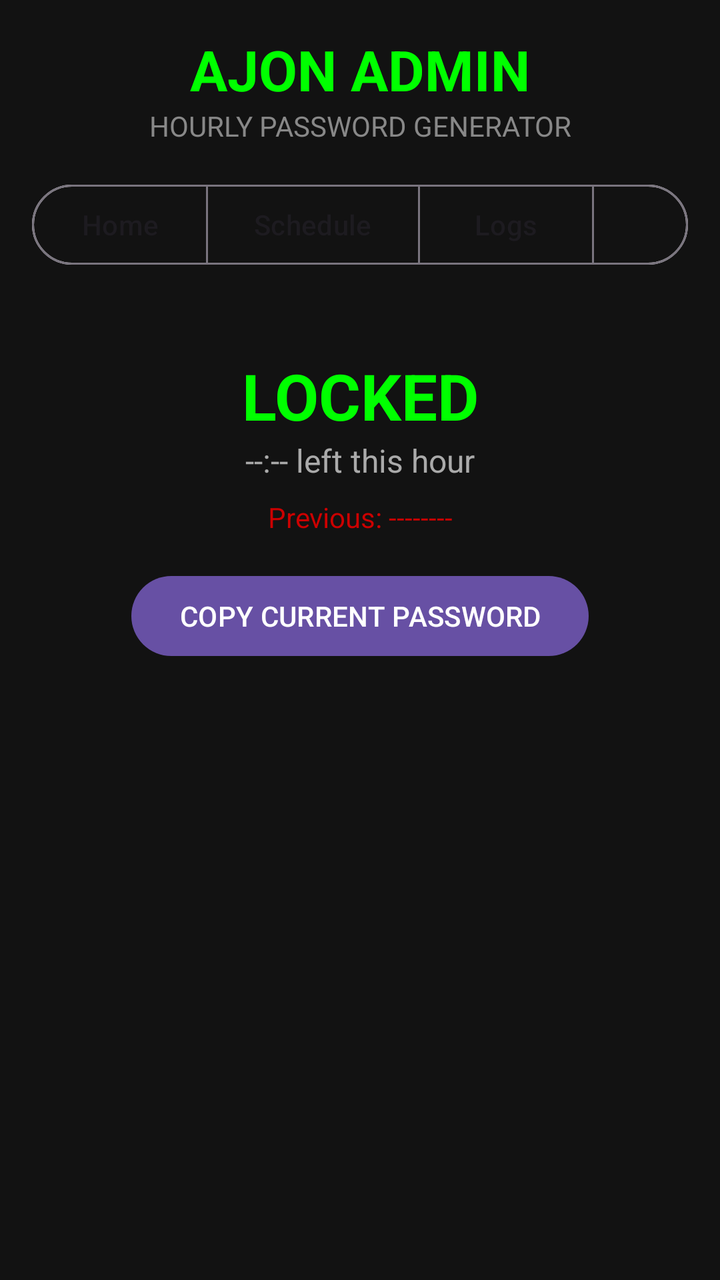
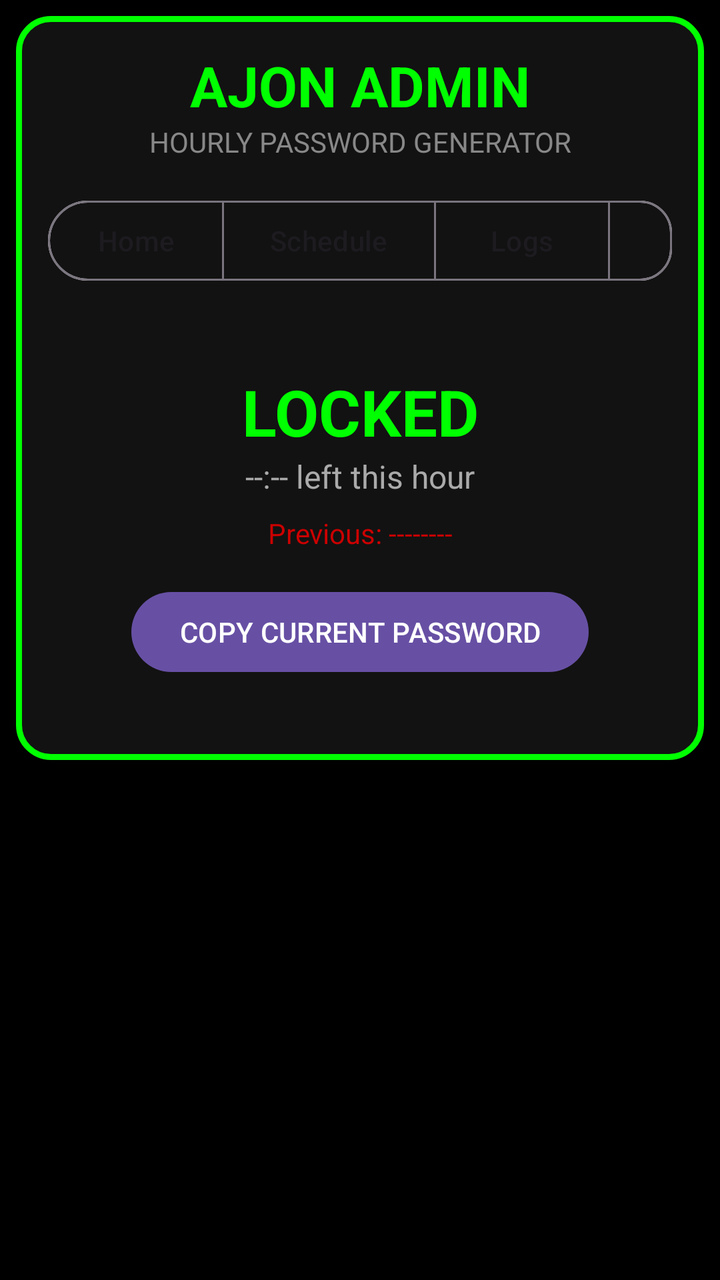

Two renders of the same Android screen: before a commit and after it. Below are the layout's source before the change and the commit's diff.
<!-- AndroidManifest.xml: application theme Theme.Material3.DayNight.NoActionBar -->
<!-- res/layout/activity_main.xml -->
<?xml version="1.0" encoding="utf-8"?>
<ScrollView xmlns:android="http://schemas.android.com/apk/res/android"
    xmlns:app="http://schemas.android.com/apk/res-auto"
    android:layout_width="match_parent"
    android:layout_height="match_parent"
    android:background="#121212">

    <LinearLayout
        android:layout_width="match_parent"
        android:layout_height="wrap_content"
        android:orientation="vertical"
        android:padding="16dp">

        
        <TextView
            android:layout_width="match_parent"
            android:layout_height="wrap_content"
            android:text="AJON ADMIN"
            android:textColor="#00FF00"
            android:textSize="28sp"
            android:textStyle="bold"
            android:gravity="center" />

        <TextView
            android:layout_width="match_parent"
            android:layout_height="wrap_content"
            android:text="HOURLY PASSWORD GENERATOR"
            android:textColor="#888888"
            android:textSize="14sp"
            android:gravity="center"
            android:layout_marginBottom="16dp" />

        
        <com.google.android.material.button.MaterialButtonToggleGroup
            android:id="@+id/toggleGroup"
            android:layout_width="match_parent"
            android:layout_height="wrap_content"
            android:layout_marginBottom="16dp"
            app:singleSelection="true"
            app:selectionRequired="true">

            <Button
                android:id="@+id/btnTabHome"
                style="?attr/materialButtonOutlinedStyle"
                android:layout_width="wrap_content"
                android:layout_height="wrap_content"
                android:text="Home" />

            <Button
                android:id="@+id/btnTabSchedule"
                style="?attr/materialButtonOutlinedStyle"
                android:layout_width="wrap_content"
                android:layout_height="wrap_content"
                android:text="Schedule" />

            <Button
                android:id="@+id/btnTabLogs"
                style="?attr/materialButtonOutlinedStyle"
                android:layout_width="wrap_content"
                android:layout_height="wrap_content"
                android:text="Logs" />

            <Button
                android:id="@+id/btnTabAdmin"
                style="?attr/materialButtonOutlinedStyle"
                android:layout_width="wrap_content"
                android:layout_height="wrap_content"
                android:text="Admin" />
        </com.google.android.material.button.MaterialButtonToggleGroup>

        
        <LinearLayout
            android:id="@+id/llHomeContent"
            android:layout_width="match_parent"
            android:layout_height="wrap_content"
            android:orientation="vertical"
            android:gravity="center">

            <TextView
                android:id="@+id/tvCurrentPassword"
                android:layout_width="match_parent"
                android:layout_height="wrap_content"
                android:text="LOCKED"
                android:textColor="#00FF00"
                android:textSize="32sp"
                android:textStyle="bold"
                android:gravity="center"
                android:layout_marginTop="24dp"/>

            <TextView
                android:id="@+id/tvCountdown"
                android:layout_width="match_parent"
                android:layout_height="wrap_content"
                android:text="--:-- left this hour"
                android:textColor="#AAAAAA"
                android:textSize="16sp"
                android:gravity="center"
                android:layout_marginBottom="8dp" />

            <TextView
                android:id="@+id/tvPastPassword"
                android:layout_width="match_parent"
                android:layout_height="wrap_content"
                android:text="Previous: --------"
                android:textColor="#CC0000"
                android:textSize="14sp"
                android:gravity="center"
                android:layout_marginBottom="16dp" />

            <Button
                android:id="@+id/btnCopyCurrent"
                android:layout_width="wrap_content"
                android:layout_height="wrap_content"
                android:text="COPY CURRENT PASSWORD"
                android:layout_gravity="center"
                android:layout_marginBottom="24dp" />
        </LinearLayout>

        
        <LinearLayout
            android:id="@+id/llScheduleContent"
            android:layout_width="match_parent"
            android:layout_height="wrap_content"
            android:orientation="vertical"
            android:visibility="gone">

            <LinearLayout
                android:id="@+id/llPasswordList"
                android:layout_width="match_parent"
                android:layout_height="wrap_content"
                android:orientation="vertical" />
        </LinearLayout>

        
        <LinearLayout
            android:id="@+id/llLogsContent"
            android:layout_width="match_parent"
            android:layout_height="wrap_content"
            android:orientation="vertical"
            android:visibility="gone">

            <TextView
                android:id="@+id/tvTotalMoney"
                android:layout_width="match_parent"
                android:layout_height="wrap_content"
                android:text="Total Received: UGX 0"
                android:textColor="#00FF00"
                android:textSize="20sp"
                android:textStyle="bold"
                android:gravity="center"
                android:layout_marginBottom="16dp" />

            <LinearLayout
                android:id="@+id/llTransactionLog"
                android:layout_width="match_parent"
                android:layout_height="wrap_content"
                android:orientation="vertical" />
        </LinearLayout>

        
        <LinearLayout
            android:id="@+id/llAdminContent"
            android:layout_width="match_parent"
            android:layout_height="wrap_content"
            android:orientation="vertical"
            android:gravity="center"
            android:visibility="gone">

            <TextView
                android:layout_width="match_parent"
                android:layout_height="wrap_content"
                android:text="Admin Panel"
                android:textColor="#FFFFFF"
                android:textSize="20sp"
                android:gravity="center"
                android:layout_marginBottom="16dp" />

            <EditText
                android:id="@+id/etAdminPin"
                android:layout_width="match_parent"
                android:layout_height="wrap_content"
                android:hint="Enter Admin PIN"
                android:inputType="textPassword"
                android:textColor="#FFFFFF"
                android:textColorHint="#888888"
                android:gravity="center"
                android:layout_marginBottom="16dp" />

            <Button
                android:id="@+id/btnUnlockAdmin"
                android:layout_width="wrap_content"
                android:layout_height="wrap_content"
                android:text="UNLOCK ADMIN" />

            <TextView
                android:id="@+id/tvAdminStatus"
                android:layout_width="match_parent"
                android:layout_height="wrap_content"
                android:text="Status: Locked"
                android:textColor="#FF4444"
                android:textSize="16sp"
                android:gravity="center"
                android:layout_marginTop="16dp" />

            <Button
                android:id="@+id/btnStart"
                android:layout_width="match_parent"
                android:layout_height="wrap_content"
                android:text="START 24/7 ACTIVATOR"
                android:textSize="18sp"
                android:layout_marginTop="24dp" />
        </LinearLayout>

    </LinearLayout>
</ScrollView>
<!-- resources referenced by this layout -->
<resources>

</resources>

<!-- the commit's change to res/layout/activity_main.xml (unified diff, before → after) -->
@@ -3,13 +3,15 @@
     xmlns:app="http://schemas.android.com/apk/res-auto"
     android:layout_width="match_parent"
     android:layout_height="match_parent"
-    android:background="#121212">
+    android:background="#000000">
 
     <LinearLayout
         android:layout_width="match_parent"
         android:layout_height="wrap_content"
         android:orientation="vertical"
-        android:padding="16dp">
+        android:padding="16dp"
+        android:layout_margin="8dp"
+        android:background="@drawable/neon_border">
 
         
         <TextView
<!-- resource entries referenced after the edit -->
@@ -1,5 +1,11 @@
 <!-- resources referenced by this layout -->
 <resources>
-
+  <!-- drawable neon_border (drawable) -->
+  <?xml version="1.0" encoding="utf-8"?>
+  <shape xmlns:android="http://schemas.android.com/apk/res/android">
+      <stroke android:width="3dp" android:color="#00FF00" />
+      <corners android:radius="16dp" />
+      <solid android:color="#121212" />
+  </shape>
 </resources>
 
